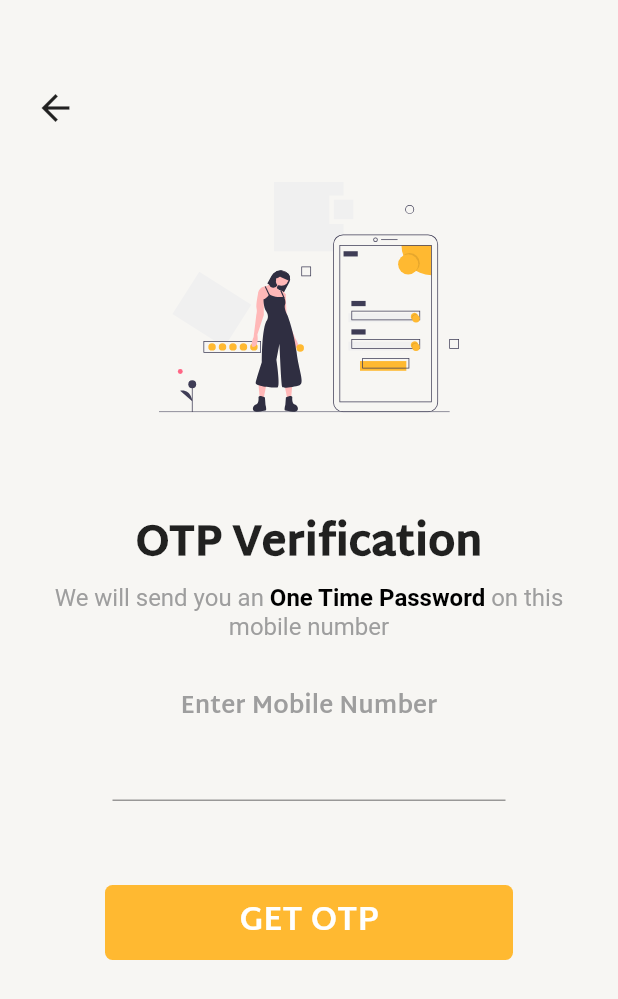
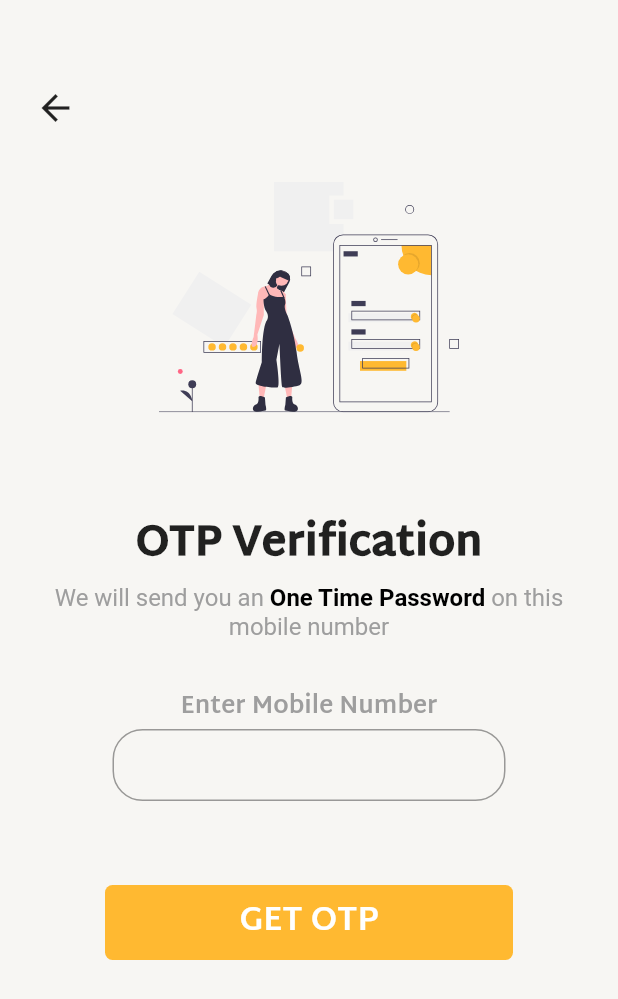
Before and after one commit to sanju-developer/Day2Day, a Flutter app: the SignupWithPhone screen opened by its route, on a phone screen of 412 x 824 dp. Shown: the top 999 px of the screen. Run offline on Flutter 3.47's test engine with Material 2 defaults, Android fonts, the phone set to English and light mode, and no system bars; our stand-ins replace bloc, equatable, firebase_auth, flutter_bloc, flutter_svg, google_sign_in and 1 more; accounts and stored records are empty; network calls fail.

Commit message:
Add inputDecorationTheme data

```diff
--- a/lib/theme.dart
+++ b/lib/theme.dart
@@ -26,4 +26,9 @@ final ThemeData customThemeData = ThemeData(
         color: LightThemeColors.myCustomDarkBlueColor),
     body1: TextStyle(fontSize: 16.0, fontWeight: FontWeight.w200),
   ),
+  inputDecorationTheme: InputDecorationTheme(
+    border: OutlineInputBorder(
+      borderRadius: BorderRadius.circular(20.0),
+    ),
+  ),
 );
```
